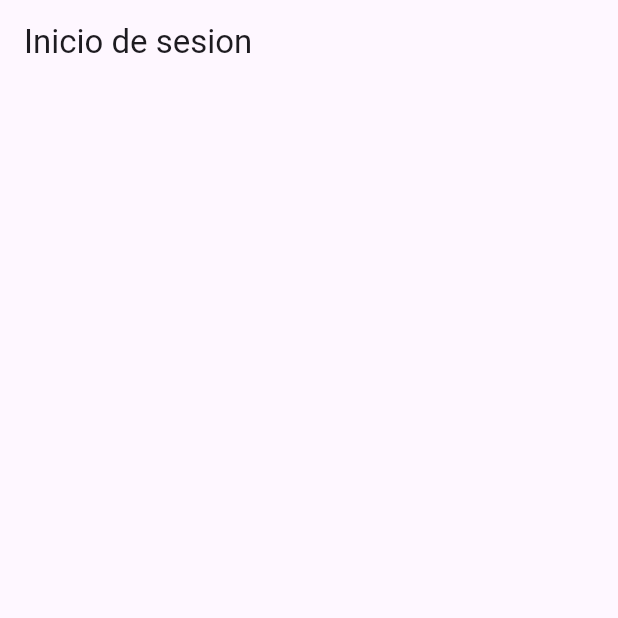
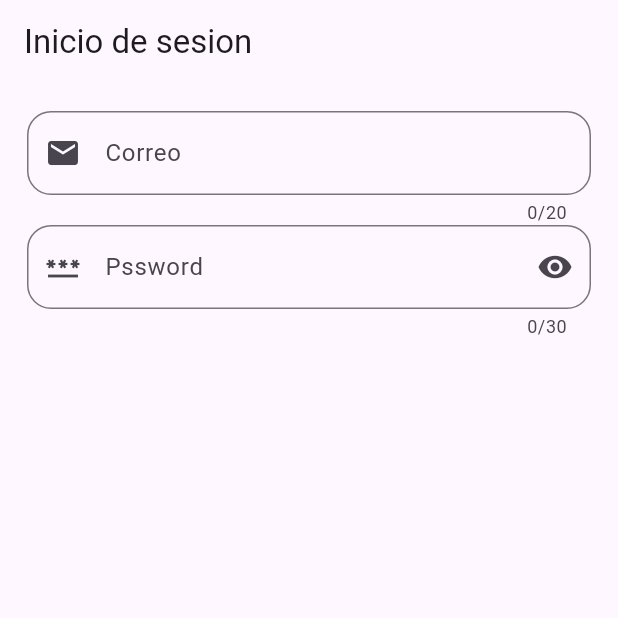
Before and after one commit to acarias11/App_login, a Flutter app: the screen it shows after launch, on a phone screen of 412 x 824 dp, the top half of it. Run offline on Flutter 3.47's test engine with Material 3 defaults, Android fonts, the phone set to English and light mode, and no system bars.

Commit message:
Agregado de los inputs a la pantalla de inicio de sesion

```diff
--- a/app_login/lib/inicio_de_sesion.dart
+++ b/app_login/lib/inicio_de_sesion.dart
@@ -1,13 +1,43 @@
 import 'package:flutter/material.dart';
+import 'package:app_login/widgets/custom_inputs.dart';
+import 'package:app_login/widgets/password_input.dart';
 
 class InicioDeSesionPage extends StatelessWidget {
-  const InicioDeSesionPage({super.key});
+   InicioDeSesionPage({super.key});
+
+  final correocontroller = TextEditingController();
+  final contracontroller = TextEditingController();
+  final GlobalKey<FormState> fkey = GlobalKey<FormState>();
 
   @override
   Widget build(BuildContext context) {
     return Scaffold(
       appBar: AppBar(
-        title: Text('Inicio de sesion'),
+        title:const Text('Inicio de sesion'),
+      ),
+      body: Padding(
+        padding: const EdgeInsets.all(18),
+        child: Form(
+          key: fkey,
+           child: Column(
+            children: [
+              CustomInputs(
+                length: 20,
+                nombrelabel: 'Correo',
+                hint: 'Ingrese su correo',
+                teclado: TextInputType.emailAddress,
+                controller: correocontroller,
+                icono: Icons.email,
+                validator: null
+               ),
+               PasswordInput(
+                nombrelabel: 'Pssword',
+                hint: 'Ingrese su contrasenia',
+                controller: contracontroller,
+                )
+            ],
+           )
+        ),
       ),
     );
   }
--- a/app_login/lib/main.dart
+++ b/app_login/lib/main.dart
@@ -15,7 +15,7 @@ class MainApp extends StatelessWidget {
        title: 'App login',
        initialRoute: 'sesion',
        routes: {
-        'sesion': (context) => const InicioDeSesionPage(),
+        'sesion': (context) => InicioDeSesionPage(),
        },
         onGenerateRoute: (settings) {
         return MaterialPageRoute(
--- a/app_login/lib/widgets/password_input.dart
+++ b/app_login/lib/widgets/password_input.dart
@@ -34,7 +34,7 @@ class _PasswordInputState extends State<PasswordInput> {
         border: OutlineInputBorder(
           borderRadius: BorderRadius.circular(16),
         ),
-        prefixIcon: Icon(Icons.password),
+        prefixIcon: const Icon(Icons.password),
         suffixIcon: IconButton(
                     icon: Icon(
                         contra ? Icons.visibility : Icons.visibility_off),
```
Also changed, not shown: app_login/lib/widgets/custom_form_inputs.dart (added, +37 -0 lines).
